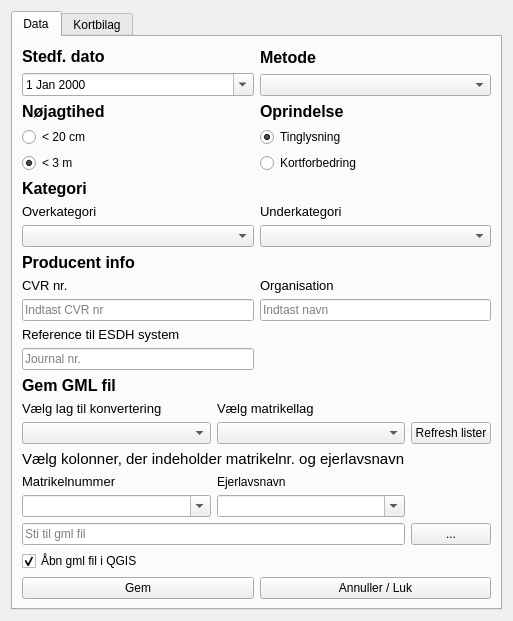
Old version of the form tinglysning_gml_dialog_base.ui in the repository danielarnason/TinglysningGml.
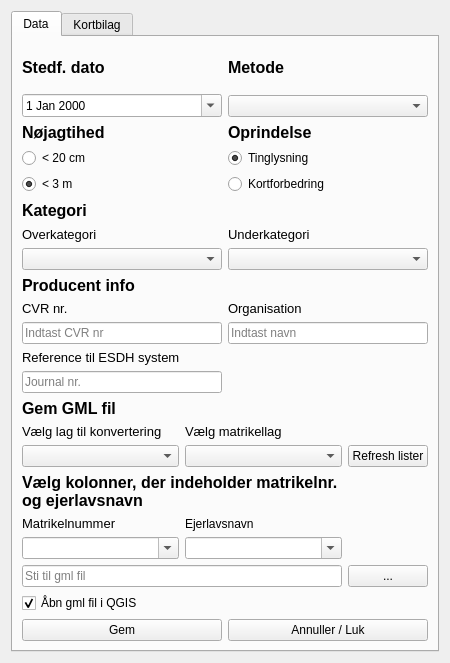
New version of the form.

Commit message: Kan nu vælge kolonne med matrikelnr og ejerlavsnavn. Fixes #1.

```diff
--- a/tinglysning_gml_dialog_base.ui
+++ b/tinglysning_gml_dialog_base.ui
@@ -6,8 +6,8 @@
    <rect>
     <x>0</x>
     <y>0</y>
-    <width>493</width>
-    <height>620</height>
+    <width>450</width>
+    <height>663</height>
    </rect>
   </property>
   <property name="windowTitle">
@@ -365,22 +365,6 @@
            </property>
           </widget>
          </item>
-         <item row="3" column="1" colspan="2">
-          <widget class="QLabel" name="label_19">
-           <property name="font">
-            <font>
-             <pointsize>11</pointsize>
-             <italic>false</italic>
-            </font>
-           </property>
-           <property name="toolTip">
-            <string/>
-           </property>
-           <property name="text">
-            <string>Vælg kolonner, der indeholder matrikelnr. og ejerlavsnavn</string>
-           </property>
-          </widget>
-         </item>
          <item row="5" column="2">
           <widget class="QComboBox" name="comboBox_7">
            <property name="editable">
@@ -441,6 +425,27 @@
            </property>
           </widget>
          </item>
+         <item row="3" column="1" colspan="2">
+          <widget class="QLabel" name="label_19">
+           <property name="font">
+            <font>
+             <pointsize>12</pointsize>
+             <weight>75</weight>
+             <italic>false</italic>
+             <bold>true</bold>
+            </font>
+           </property>
+           <property name="toolTip">
+            <string/>
+           </property>
+           <property name="text">
+            <string>Vælg kolonner, der indeholder matrikelnr. og ejerlavsnavn</string>
+           </property>
+           <property name="wordWrap">
+            <bool>true</bool>
+           </property>
+          </widget>
+         </item>
         </layout>
        </item>
       </layout>
```
Left out of the diff: 14 changed lines with no effect on the pictures. The commit also changes 1 other file.
